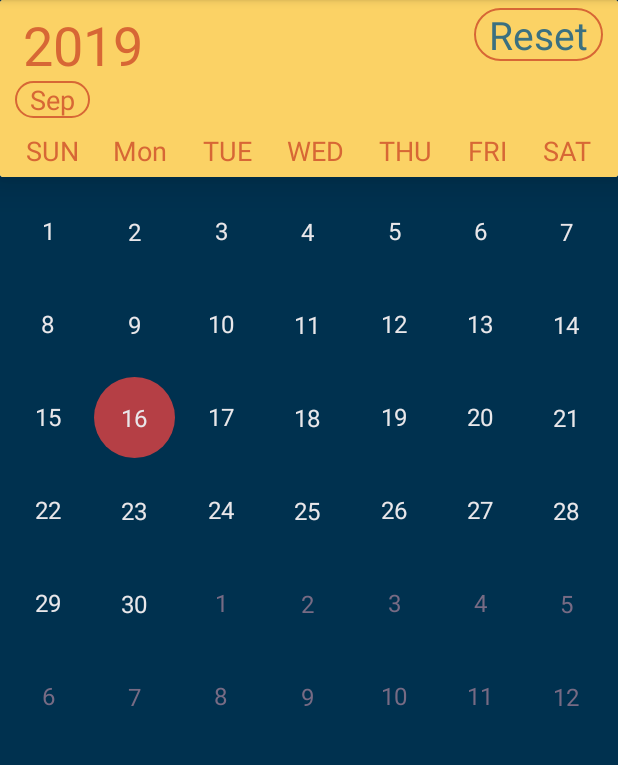
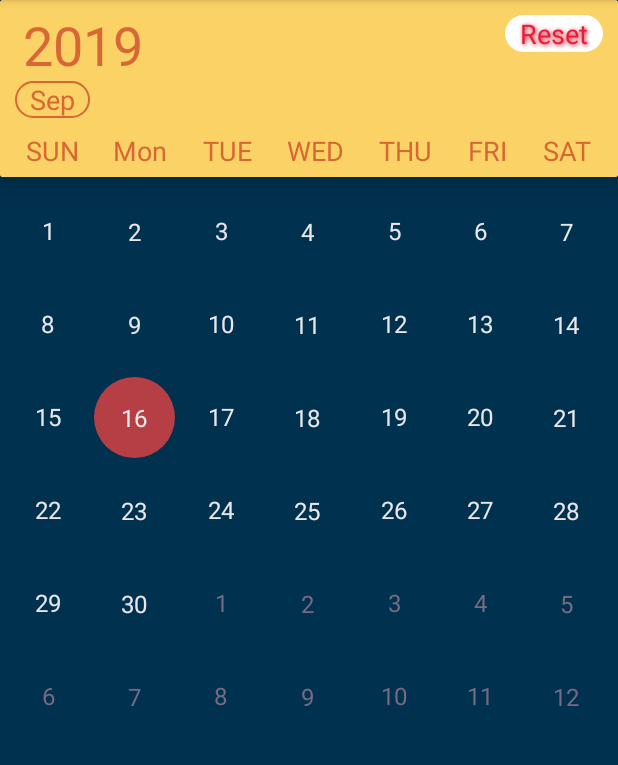
Before and after one commit to carrey1994/CalendarView, an Android app: the screen it shows after launch (MainActivity), on a phone screen of 412 x 824 dp, the part 84-849 px from its top. Run offline under Robolectric (Android 15) with nearby library versions, the phone set to English and light mode, and no system bars; Roboto replaces fonts that are not available here.

Commit message:
change reset button UI

```diff
--- /dev/null
+++ b/app/src/main/res/drawable/white_round_shape.xml
@@ -0,0 +1,9 @@
+<?xml version="1.0" encoding="utf-8"?>
+<selector xmlns:android="http://schemas.android.com/apk/res/android">
+    <item>
+        <shape android:shape="rectangle">
+            <corners android:radius="30dp" />
+            <solid android:color="#FFFFFF" />
+        </shape>
+    </item>
+</selector>
--- a/app/src/main/res/layout/layout_calendar.xml
+++ b/app/src/main/res/layout/layout_calendar.xml
@@ -36,15 +36,19 @@
                 android:layout_width="wrap_content"
                 android:layout_height="wrap_content"
                 android:layout_alignParentEnd="true"
-                android:layout_marginTop="5dp"
+                android:layout_marginTop="10dp"
                 android:layout_marginRight="10dp"
-                android:background="@drawable/shape_round_month"
+                android:background="@drawable/white_round_shape"
                 android:gravity="center"
                 android:paddingLeft="10dp"
                 android:paddingRight="10dp"
+                android:shadowColor="#ffBB0A21"
+                android:shadowDx="1"
+                android:shadowDy="1"
+                android:shadowRadius="3"
                 android:text="Reset"
-                android:textColor="#3B7080"
-                android:textSize="26dp" />
+                android:textColor="#EB1A36"
+                android:textSize="18dp" />
 
             <Switch
                 android:id="@+id/sw_continue"
```
